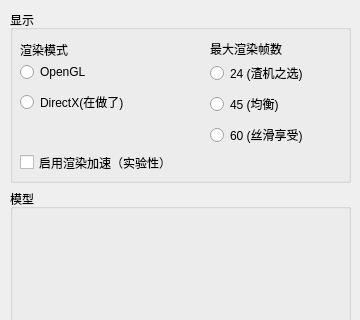
Before: the Qt Designer form settingform.ui in YukiPTN/NORA, drawn with Qt 5; both pictures show x 0 to 360 and y 0 to 320 of the 360 by 580 pixel window.
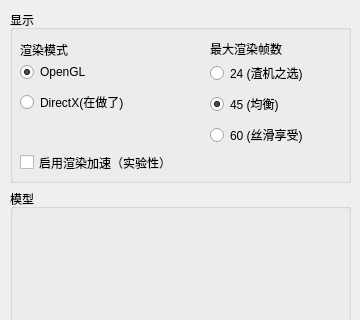
After: the same form once the commit is applied.

Patch:
```diff
--- a/settingform.ui
+++ b/settingform.ui
@@ -56,6 +56,9 @@
           <property name="text">
            <string>OpenGL</string>
           </property>
+          <property name="checked">
+           <bool>true</bool>
+          </property>
          </widget>
         </item>
         <item>
@@ -89,6 +92,9 @@
           <property name="text">
            <string>45 (均衡)</string>
           </property>
+          <property name="checked">
+           <bool>true</bool>
+          </property>
          </widget>
         </item>
         <item>
```
Left out of the diff: 3 changed lines with no effect on the pictures.
